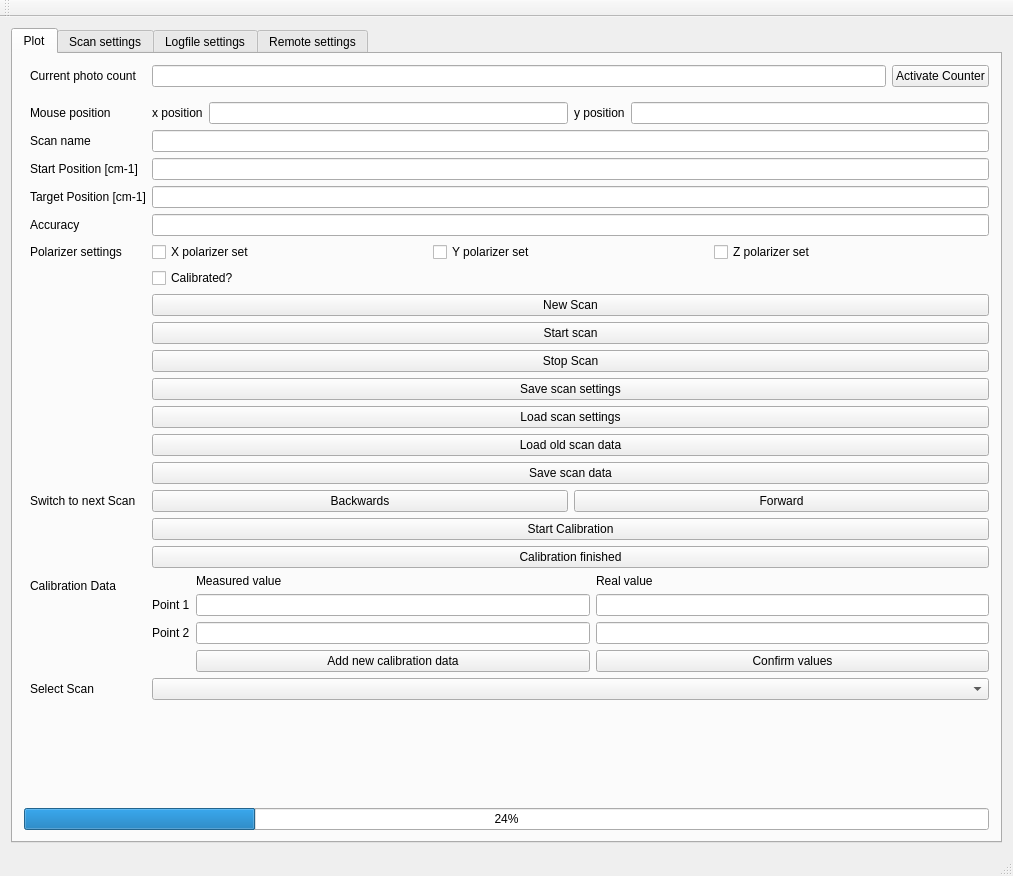
Old version of the form mainwindow.ui in the repository anates/Spectro.
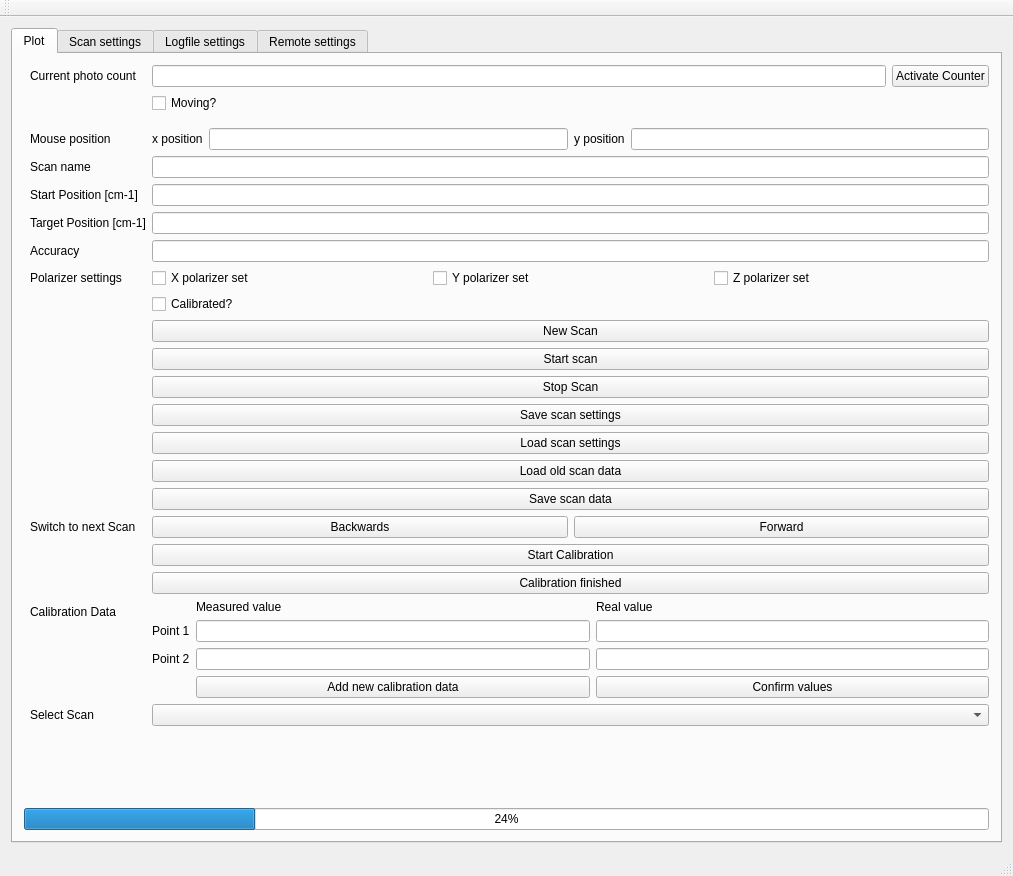
New version of the form. The open tabs and pages were chosen to show the change. Custom widgets are drawn as their Qt base class.

What changed in the file:
```diff
--- a/mainwindow.ui
+++ b/mainwindow.ui
@@ -18,7 +18,7 @@
     <item row="0" column="0">
      <widget class="QTabWidget" name="gridTabWidget">
       <property name="currentIndex">
-       <number>1</number>
+       <number>0</number>
       </property>
       <widget class="QWidget" name="plotTab">
        <attribute name="title">
@@ -63,61 +63,61 @@
               </item>
              </layout>
             </item>
-            <item row="1" column="0">
+            <item row="2" column="0">
              <widget class="Line" name="line">
               <property name="orientation">
                <enum>Qt::Horizontal</enum>
               </property>
              </widget>
             </item>
-            <item row="4" column="0">
+            <item row="5" column="0">
              <widget class="QLabel" name="NameLabel">
               <property name="text">
                <string>Scan name</string>
               </property>
              </widget>
             </item>
-            <item row="4" column="1">
+            <item row="5" column="1">
              <widget class="QLineEdit" name="scanName"/>
             </item>
-            <item row="5" column="0">
+            <item row="6" column="0">
              <widget class="QLabel" name="StartLabel">
               <property name="text">
                <string>Start Position [cm-1]</string>
               </property>
              </widget>
             </item>
-            <item row="5" column="1">
+            <item row="6" column="1">
              <widget class="QLineEdit" name="setStartPosition"/>
             </item>
-            <item row="6" column="0">
+            <item row="7" column="0">
              <widget class="QLabel" name="TargetLabel">
               <property name="text">
                <string>Target Position [cm-1]</string>
               </property>
              </widget>
             </item>
-            <item row="6" column="1">
+            <item row="7" column="1">
              <widget class="QLineEdit" name="setTargetPosition"/>
             </item>
-            <item row="7" column="0">
+            <item row="8" column="0">
              <widget class="QLabel" name="AccurLabel">
               <property name="text">
                <string>Accuracy</string>
               </property>
              </widget>
             </item>
-            <item row="7" column="1">
+            <item row="8" column="1">
              <widget class="QLineEdit" name="setScanSpeed"/>
             </item>
-            <item row="8" column="0">
+            <item row="9" column="0">
              <widget class="QLabel" name="PolarizerLabel">
               <property name="text">
                <string>Polarizer settings</string>
               </property>
              </widget>
             </item>
-            <item row="8" column="1">
+            <item row="9" column="1">
              <layout class="QHBoxLayout" name="horizontalLayout_3">
               <item>
                <widget class="QCheckBox" name="dispXValue">
@@ -142,63 +142,63 @@
               </item>
              </layout>
             </item>
-            <item row="10" column="1">
+            <item row="11" column="1">
              <widget class="QPushButton" name="newScan">
               <property name="text">
                <string>New Scan</string>
               </property>
              </widget>
             </item>
-            <item row="11" column="1">
+            <item row="12" column="1">
              <widget class="QPushButton" name="scanButton">
               <property name="text">
                <string>Start scan</string>
               </property>
              </widget>
             </item>
-            <item row="12" column="1">
+            <item row="13" column="1">
              <widget class="QPushButton" name="stopScan">
               <property name="text">
                <string>Stop Scan</string>
               </property>
              </widget>
             </item>
-            <item row="13" column="1">
+            <item row="14" column="1">
              <widget class="QPushButton" name="saveSettingsButton">
               <property name="text">
                <string>Save scan settings</string>
               </property>
              </widget>
             </item>
-            <item row="14" column="1">
+            <item row="15" column="1">
              <widget class="QPushButton" name="loadSettingsButton">
               <property name="text">
                <string>Load scan settings</string>
               </property>
              </widget>
             </item>
-            <item row="15" column="1">
+            <item row="16" column="1">
              <widget class="QPushButton" name="loadGenericButton">
               <property name="text">
                <string>Load old scan data</string>
               </property>
              </widget>
             </item>
-            <item row="16" column="1">
+            <item row="17" column="1">
              <widget class="QPushButton" name="saveScan">
               <property name="text">
                <string>Save scan data</string>
               </property>
              </widget>
             </item>
-            <item row="17" column="0">
+            <item row="18" column="0">
              <widget class="QLabel" name="ChooseScanLabel">
               <property name="text">
                <string>Switch to next Scan</string>
               </property>
              </widget>
             </item>
-            <item row="17" column="1">
+            <item row="18" column="1">
              <layout class="QHBoxLayout" name="horizontalLayout">
               <item>
                <widget class="QPushButton" name="LastScan">
@@ -216,28 +216,28 @@
               </item>
              </layout>
             </item>
-            <item row="18" column="1">
+            <item row="19" column="1">
              <widget class="QPushButton" name="CalibButton">
               <property name="text">
                <string>Start Calibration</string>
               </property>
              </widget>
             </item>
-            <item row="19" column="1">
+            <item row="20" column="1">
              <widget class="QPushButton" name="CalibFinished">
               <property name="text">
                <string>Calibration finished</string>
               </property>
              </widget>
             </item>
-            <item row="20" column="0">
+            <item row="21" column="0">
              <widget class="QLabel" name="CalibLabel">
               <property name="text">
                <string>Calibration Data</string>
               </property>
              </widget>
             </item>
-            <item row="20" column="1">
+            <item row="21" column="1">
              <layout class="QGridLayout" name="CalibLayout">
               <item row="1" column="1">
                <widget class="QLineEdit" name="CalibDataMes1"/>
@@ -295,24 +295,24 @@
               </item>
              </layout>
             </item>
-            <item row="21" column="0">
+            <item row="22" column="0">
              <widget class="QLabel" name="selectScanLabel">
               <property name="text">
                <string>Select Scan</string>
               </property>
              </widget>
             </item>
-            <item row="21" column="1">
+            <item row="22" column="1">
              <widget class="QComboBox" name="selectScanBox"/>
             </item>
-            <item row="3" column="0">
+            <item row="4" column="0">
              <widget class="QLabel" name="mouseLabel">
               <property name="text">
                <string>Mouse position</string>
               </property>
              </widget>
             </item>
-            <item row="3" column="1">
+            <item row="4" column="1">
              <layout class="QGridLayout" name="MouseLayout">
               <item row="0" column="0">
                <widget class="QLabel" name="xPosLabel">
@@ -336,13 +336,20 @@
               </item>
              </layout>
             </item>
-            <item row="9" column="1">
+            <item row="10" column="1">
              <widget class="QCheckBox" name="CalibratedBox">
               <property name="text">
                <string>Calibrated?</string>
               </property>
              </widget>
             </item>
+            <item row="1" column="1">
+             <widget class="QCheckBox" name="movingBox">
+              <property name="text">
+               <string>Moving?</string>
+              </property>
+             </widget>
+            </item>
            </layout>
           </item>
          </layout>
@@ -467,13 +474,6 @@
             </item>
            </layout>
           </item>
-          <item row="4" column="1">
-           <widget class="QCheckBox" name="movingBox">
-            <property name="text">
-             <string/>
-            </property>
-           </widget>
-          </item>
           <item row="4" column="0">
            <widget class="QLabel" name="label">
             <property name="text">
@@ -481,6 +481,13 @@
             </property>
            </widget>
           </item>
+          <item row="4" column="1">
+           <widget class="QCheckBox" name="movingBox2">
+            <property name="text">
+             <string/>
+            </property>
+           </widget>
+          </item>
          </layout>
         </item>
        </layout>
```
